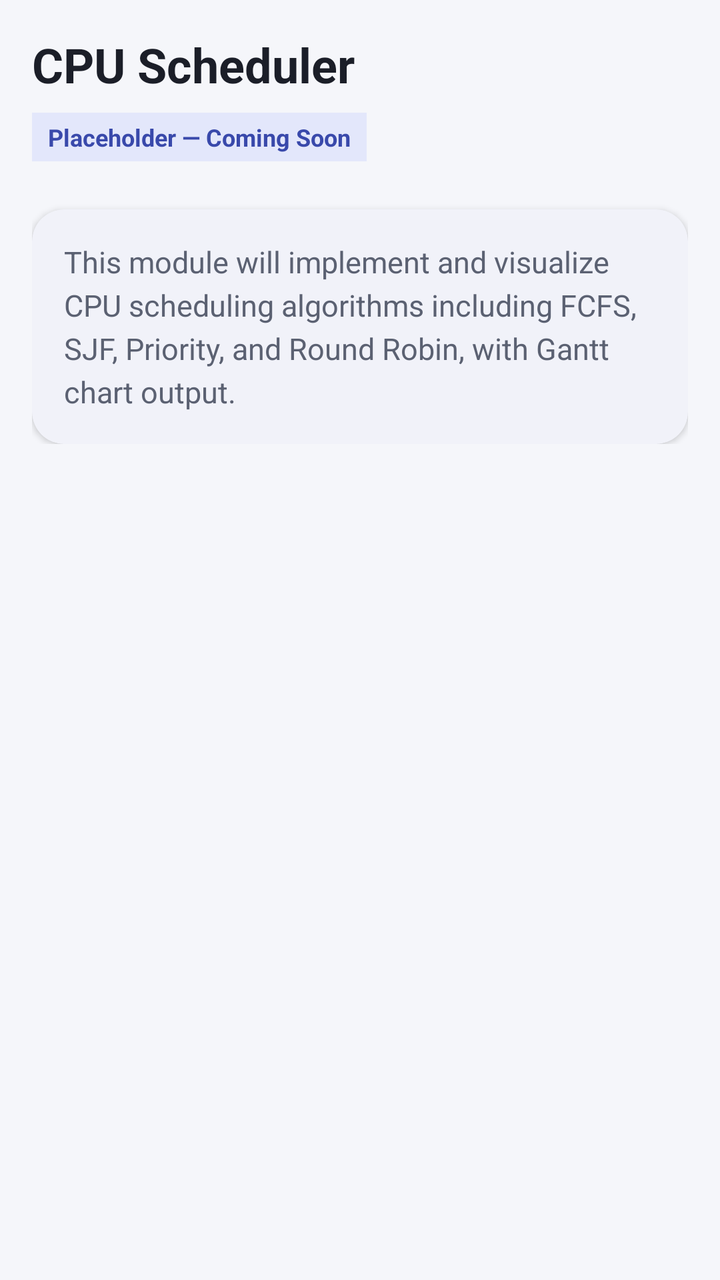
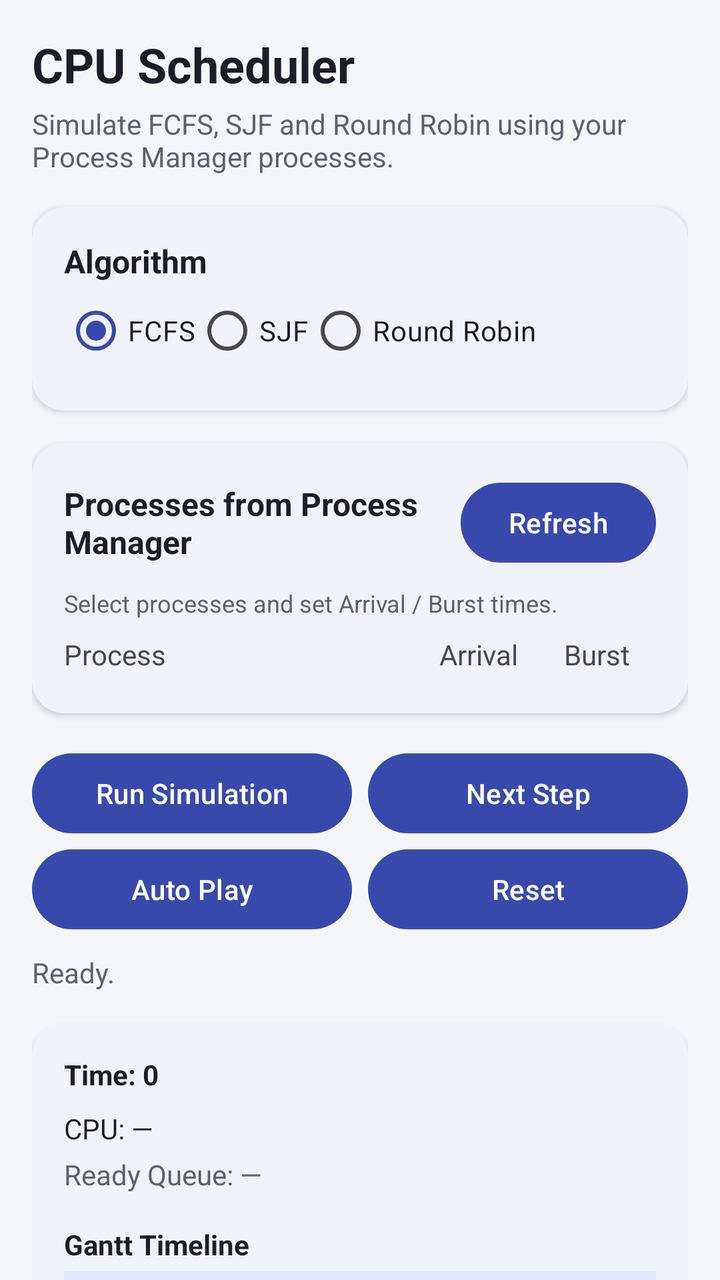

Before-and-after screenshots of an Android layout around one commit, followed by the original layout XML and the change that was made.
<!-- AndroidManifest.xml: application theme Theme.MiniKernel -->
<!-- res/layout/fragment_scheduler.xml -->
<?xml version="1.0" encoding="utf-8"?>
<ScrollView xmlns:android="http://schemas.android.com/apk/res/android"
    xmlns:app="http://schemas.android.com/apk/res-auto"
    android:layout_width="match_parent"
    android:layout_height="match_parent"
    android:background="?attr/android:colorBackground">

    <LinearLayout
        android:layout_width="match_parent"
        android:layout_height="wrap_content"
        android:orientation="vertical"
        android:padding="@dimen/spacing_md">

        <TextView
            android:layout_width="wrap_content"
            android:layout_height="wrap_content"
            android:text="@string/module_scheduler_title"
            android:textColor="?attr/colorOnSurface"
            android:textSize="24sp"
            android:textStyle="bold" />

        <TextView
            android:layout_width="wrap_content"
            android:layout_height="wrap_content"
            android:layout_marginTop="@dimen/spacing_sm"
            android:background="@color/mk_badge_bg"
            android:paddingStart="@dimen/spacing_sm"
            android:paddingEnd="@dimen/spacing_sm"
            android:paddingTop="4dp"
            android:paddingBottom="4dp"
            android:text="@string/status_badge_placeholder"
            android:textColor="@color/mk_badge_text"
            android:textSize="12sp"
            android:textStyle="bold" />

        <com.google.android.material.card.MaterialCardView
            android:layout_width="match_parent"
            android:layout_height="wrap_content"
            android:layout_marginTop="@dimen/spacing_lg"
            app:cardCornerRadius="@dimen/card_corner_radius"
            app:cardElevation="@dimen/card_elevation"
            app:cardBackgroundColor="?attr/colorSurface"
            app:strokeWidth="0dp">

            <TextView
                android:layout_width="match_parent"
                android:layout_height="wrap_content"
                android:padding="@dimen/spacing_md"
                android:text="@string/module_scheduler_detail"
                android:textColor="@color/mk_text_secondary"
                android:textSize="15sp"
                android:lineSpacingExtra="4dp" />

        </com.google.android.material.card.MaterialCardView>

    </LinearLayout>

</ScrollView>
<!-- resources referenced by this layout -->
<resources>
  <color name="mk_badge_bg">#E3E7FB</color>
  <color name="mk_badge_text">#3949AB</color>
  <color name="mk_text_secondary">#5B6172</color>
  <dimen name="card_corner_radius">16dp</dimen>
  <dimen name="card_elevation">2dp</dimen>
  <dimen name="spacing_lg">24dp</dimen>
  <dimen name="spacing_md">16dp</dimen>
  <dimen name="spacing_sm">8dp</dimen>
  <string name="module_scheduler_detail">This module will implement and visualize CPU scheduling algorithms including FCFS, SJF, Priority, and Round Robin, with Gantt chart output.</string>
  <string name="module_scheduler_title">CPU Scheduler</string>
  <string name="status_badge_placeholder">Placeholder — Coming Soon</string>
  <style name="Theme.MiniKernel" parent="Theme.Material3.DayNight.NoActionBar">
          <item name="colorPrimary">@color/mk_primary</item>
          <item name="colorPrimaryVariant">@color/mk_primary_dark</item>
          <item name="colorOnPrimary">@color/mk_on_primary</item>
  
          <item name="colorSecondary">@color/mk_secondary</item>
          <item name="colorOnSecondary">@color/mk_on_primary</item>
  
          <item name="android:colorBackground">@color/mk_background</item>
          <item name="colorSurface">@color/mk_surface</item>
          <item name="colorOnSurface">@color/mk_text_primary</item>
  
          <item name="android:statusBarColor">@color/mk_primary</item>
          <item name="android:windowLightStatusBar" tools:targetApi="m">false</item>
      </style>
  <color name="mk_primary">#3949AB</color>
  <color name="mk_primary_dark">#26308F</color>
  <color name="mk_on_primary">#FFFFFF</color>
  <color name="mk_secondary">#00ACC1</color>
  <color name="mk_background">#F5F6FA</color>
  <color name="mk_surface">#FFFFFF</color>
  <color name="mk_text_primary">#1B1E28</color>
</resources>

<!-- the commit's change to res/layout/fragment_scheduler.xml (unified diff, before → after) -->
@@ -1,9 +1,10 @@
 <?xml version="1.0" encoding="utf-8"?>
-<ScrollView xmlns:android="http://schemas.android.com/apk/res/android"
+<androidx.core.widget.NestedScrollView xmlns:android="http://schemas.android.com/apk/res/android"
     xmlns:app="http://schemas.android.com/apk/res-auto"
     android:layout_width="match_parent"
     android:layout_height="match_parent"
-    android:background="?attr/android:colorBackground">
+    android:background="?attr/android:colorBackground"
+    android:fillViewport="true">
 
     <LinearLayout
         android:layout_width="match_parent"
@@ -14,7 +15,7 @@
         <TextView
             android:layout_width="wrap_content"
             android:layout_height="wrap_content"
-            android:text="@string/module_scheduler_title"
+            android:text="CPU Scheduler"
             android:textColor="?attr/colorOnSurface"
             android:textSize="24sp"
             android:textStyle="bold" />
@@ -22,37 +23,325 @@
         <TextView
             android:layout_width="wrap_content"
             android:layout_height="wrap_content"
-            android:layout_marginTop="@dimen/spacing_sm"
-            android:background="@color/mk_badge_bg"
-            android:paddingStart="@dimen/spacing_sm"
-            android:paddingEnd="@dimen/spacing_sm"
-            android:paddingTop="4dp"
-            android:paddingBottom="4dp"
-            android:text="@string/status_badge_placeholder"
-            android:textColor="@color/mk_badge_text"
-            android:textSize="12sp"
-            android:textStyle="bold" />
+            android:layout_marginTop="@dimen/spacing_xs"
+            android:text="Simulate FCFS, SJF and Round Robin using your Process Manager processes."
+            android:textColor="@color/mk_text_secondary"
+            android:textSize="14sp" />
 
         <com.google.android.material.card.MaterialCardView
             android:layout_width="match_parent"
             android:layout_height="wrap_content"
-            android:layout_marginTop="@dimen/spacing_lg"
+            android:layout_marginTop="@dimen/spacing_md"
+            app:cardBackgroundColor="?attr/colorSurface"
             app:cardCornerRadius="@dimen/card_corner_radius"
             app:cardElevation="@dimen/card_elevation"
+            app:strokeWidth="0dp">
+
+            <LinearLayout
+                android:layout_width="match_parent"
+                android:layout_height="wrap_content"
+                android:orientation="vertical"
+                android:padding="@dimen/spacing_md">
+
+                <TextView
+                    android:layout_width="wrap_content"
+                    android:layout_height="wrap_content"
+                    android:text="Algorithm"
+                    android:textColor="?attr/colorOnSurface"
+                    android:textSize="16sp"
+                    android:textStyle="bold" />
+
+                <RadioGroup
+                    android:id="@+id/algorithm_group"
+                    android:layout_width="match_parent"
+                    android:layout_height="wrap_content"
+                    android:orientation="horizontal">
+
+                    <RadioButton
+                        android:id="@+id/radio_fcfs"
+                        android:layout_width="wrap_content"
+                        android:layout_height="wrap_content"
+                        android:checked="true"
+                        android:text="FCFS" />
+
+                    <RadioButton
+                        android:id="@+id/radio_sjf"
+                        android:layout_width="wrap_content"
+                        android:layout_height="wrap_content"
+                        android:text="SJF" />
+
+                    <RadioButton
+                        android:id="@+id/radio_rr"
+                        android:layout_width="wrap_content"
+                        android:layout_height="wrap_content"
+                        android:text="Round Robin" />
+                </RadioGroup>
+
+                <LinearLayout
+                    android:id="@+id/quantum_row"
+                    android:layout_width="match_parent"
+                    android:layout_height="wrap_content"
+                    android:gravity="center_vertical"
+                    android:visibility="gone">
+
+                    <TextView
+                        android:layout_width="wrap_content"
+                        android:layout_height="wrap_content"
+                        android:text="Time Quantum"
+                        android:textColor="?attr/colorOnSurface" />
+
+                    <EditText
+                        android:id="@+id/edit_quantum"
+                        android:layout_width="72dp"
+                        android:layout_height="wrap_content"
+                        android:layout_marginStart="@dimen/spacing_sm"
+                        android:gravity="center"
+                        android:inputType="number"
+                        android:text="2" />
+                </LinearLayout>
+            </LinearLayout>
+        </com.google.android.material.card.MaterialCardView>
+
+        <com.google.android.material.card.MaterialCardView
+            android:layout_width="match_parent"
+            android:layout_height="wrap_content"
+            android:layout_marginTop="@dimen/spacing_md"
             app:cardBackgroundColor="?attr/colorSurface"
+            app:cardCornerRadius="@dimen/card_corner_radius"
+            app:cardElevation="@dimen/card_elevation"
             app:strokeWidth="0dp">
 
-            <TextView
+            <LinearLayout
                 android:layout_width="match_parent"
                 android:layout_height="wrap_content"
-                android:padding="@dimen/spacing_md"
-                android:text="@string/module_scheduler_detail"
-                android:textColor="@color/mk_text_secondary"
-                android:textSize="15sp"
-                android:lineSpacingExtra="4dp" />
-
+                android:orientation="vertical"
+                android:padding="@dimen/spacing_md">
+
+                <LinearLayout
+                    android:layout_width="match_parent"
+                    android:layout_height="wrap_content"
+                    android:gravity="center_vertical">
+
+                    <TextView
+                        android:layout_width="0dp"
+                        android:layout_height="wrap_content"
+                        android:layout_weight="1"
+                        android:text="Processes from Process Manager"
+                        android:textColor="?attr/colorOnSurface"
+                        android:textSize="16sp"
+                        android:textStyle="bold" />
+
+                    <com.google.android.material.button.MaterialButton
+                        android:id="@+id/button_refresh_processes"
+                        android:layout_width="wrap_content"
+                        android:layout_height="wrap_content"
+                        android:text="Refresh"
+                        android:textAllCaps="false" />
+                </LinearLayout>
+
+                <TextView
+                    android:layout_width="match_parent"
+                    android:layout_height="wrap_content"
+                    android:layout_marginTop="@dimen/spacing_sm"
+                    android:text="Select processes and set Arrival / Burst times."
+                    android:textColor="@color/mk_text_secondary"
+                    android:textSize="12sp" />
+
+                <LinearLayout
+                    android:layout_width="match_parent"
+                    android:layout_height="wrap_content"
+                    android:orientation="horizontal"
+                    android:paddingTop="@dimen/spacing_sm"
+                    android:paddingBottom="@dimen/spacing_xs">
+
+                    <TextView
+                        android:layout_width="0dp"
+                        android:layout_height="wrap_content"
+                        android:layout_weight="2.4"
+                        android:text="Process" />
+
+                    <TextView
+                        android:layout_width="0dp"
+                        android:layout_height="wrap_content"
+                        android:layout_weight="0.8"
+                        android:gravity="center"
+                        android:text="Arrival" />
+
+                    <TextView
+                        android:layout_width="0dp"
+                        android:layout_height="wrap_content"
+                        android:layout_weight="0.8"
+                        android:gravity="center"
+                        android:text="Burst" />
+                </LinearLayout>
+
+                <LinearLayout
+                    android:id="@+id/scheduler_process_container"
+                    android:layout_width="match_parent"
+                    android:layout_height="wrap_content"
+                    android:orientation="vertical" />
+            </LinearLayout>
         </com.google.android.material.card.MaterialCardView>
 
+        <LinearLayout
+            android:layout_width="match_parent"
+            android:layout_height="wrap_content"
+            android:layout_marginTop="@dimen/spacing_md"
+            android:orientation="horizontal">
+
+            <com.google.android.material.button.MaterialButton
+                android:id="@+id/button_run_scheduler"
+                android:layout_width="0dp"
+                android:layout_height="wrap_content"
+                android:layout_weight="1"
+                android:text="Run Simulation"
+                android:textAllCaps="false" />
+
+            <com.google.android.material.button.MaterialButton
+                android:id="@+id/button_next_step"
+                android:layout_width="0dp"
+                android:layout_height="wrap_content"
+                android:layout_marginStart="@dimen/spacing_sm"
+                android:layout_weight="1"
+                android:text="Next Step"
+                android:textAllCaps="false" />
+        </LinearLayout>
+
+        <LinearLayout
+            android:layout_width="match_parent"
+            android:layout_height="wrap_content"
+            android:orientation="horizontal">
+
+            <com.google.android.material.button.MaterialButton
+                android:id="@+id/button_auto_play"
+                android:layout_width="0dp"
+                android:layout_height="wrap_content"
+                android:layout_weight="1"
+                android:text="Auto Play"
+                android:textAllCaps="false" />
+
+            <com.google.android.material.button.MaterialButton
+                android:id="@+id/button_reset_scheduler"
+                android:layout_width="0dp"
+                android:layout_height="wrap_content"
+                android:layout_marginStart="@dimen/spacing_sm"
+                android:layout_weight="1"
+                android:text="Reset"
+                android:textAllCaps="false" />
+        </LinearLayout>
+
+        <TextView
+            android:id="@+id/text_scheduler_status"
+            android:layout_width="match_parent"
+            android:layout_height="wrap_content"
+            android:layout_marginTop="@dimen/spacing_sm"
+            android:text="Ready."
+            android:textColor="@color/mk_text_secondary" />
+
+        <com.google.android.material.card.MaterialCardView
+            android:layout_width="match_parent"
+            android:layout_height="wrap_content"
+            android:layout_marginTop="@dimen/spacing_md"
+            app:cardBackgroundColor="?attr/colorSurface"
+            app:cardCornerRadius="@dimen/card_corner_radius"
+            app:cardElevation="@dimen/card_elevation"
+            app:strokeWidth="0dp">
+
+            <LinearLayout
+                android:layout_width="match_parent"
+                android:layout_height="wrap_content"
+                android:orientation="vertical"
+                android:padding="@dimen/spacing_md">
+
+                <TextView
+                    android:id="@+id/text_sim_time"
+                    android:layout_width="wrap_content"
+                    android:layout_height="wrap_content"
+                    android:text="Time: 0"
+                    android:textColor="?attr/colorOnSurface"
+                    android:textStyle="bold" />
+
+                <TextView
+                    android:id="@+id/text_cpu"
+                    android:layout_width="match_parent"
+                    android:layout_height="wrap_content"
+                    android:layout_marginTop="@dimen/spacing_sm"
+                    android:text="CPU: —"
+                    android:textColor="?attr/colorOnSurface" />
+
+                <TextView
+                    android:id="@+id/text_ready_queue"
+                    android:layout_width="match_parent"
+                    android:layout_height="wrap_content"
+                    android:layout_marginTop="@dimen/spacing_xs"
+                    android:text="Ready Queue: —"
+                    android:textColor="@color/mk_text_secondary" />
+
+                <TextView
+                    android:layout_width="wrap_content"
+                    android:layout_height="wrap_content"
+                    android:layout_marginTop="@dimen/spacing_md"
+                    android:text="Gantt Timeline"
+                    android:textColor="?attr/colorOnSurface"
+                    android:textStyle="bold" />
+
+                <TextView
+                    android:id="@+id/text_gantt"
+                    android:layout_width="match_parent"
+                    android:layout_height="wrap_content"
+                    android:layout_marginTop="@dimen/spacing_xs"
+                    android:background="@color/mk_badge_bg"
+                    android:padding="@dimen/spacing_sm"
+                    android:text="No execution segments yet."
+                    android:textColor="@color/mk_badge_text"
+                    android:textSize="12sp" />
+            </LinearLayout>
+        </com.google.android.material.card.MaterialCardView>
+
+        <com.google.android.material.card.MaterialCardView
+            android:layout_width="match_parent"
+            android:layout_height="wrap_content"
+            android:layout_marginTop="@dimen/spacing_md"
+            android:layout_marginBottom="@dimen/spacing_lg"
+            app:cardBackgroundColor="?attr/colorSurface"
+            app:cardCornerRadius="@dimen/card_corner_radius"
+            app:cardElevation="@dimen/card_elevation"
+            app:strokeWidth="0dp">
+
+            <LinearLayout
+                android:layout_width="match_parent"
+                android:layout_height="wrap_content"
+                android:orientation="vertical"
+                android:padding="@dimen/spacing_md">
+
+                <TextView
+                    android:layout_width="wrap_content"
+                    android:layout_height="wrap_content"
+                    android:text="Scheduling Metrics"
+                    android:textColor="?attr/colorOnSurface"
+                    android:textSize="16sp"
+                    android:textStyle="bold" />
+
+                <TextView
+                    android:id="@+id/text_metrics"
+                    android:layout_width="match_parent"
+                    android:layout_height="wrap_content"
+                    android:layout_marginTop="@dimen/spacing_sm"
+                    android:fontFamily="monospace"
+                    android:text="Run a simulation to calculate metrics."
+                    android:textColor="@color/mk_text_secondary"
+                    android:textSize="12sp" />
+
+                <TextView
+                    android:id="@+id/text_averages"
+                    android:layout_width="match_parent"
+                    android:layout_height="wrap_content"
+                    android:layout_marginTop="@dimen/spacing_sm"
+                    android:text="Average Waiting: —    Average Turnaround: —"
+                    android:textColor="?attr/colorOnSurface"
+                    android:textStyle="bold" />
+            </LinearLayout>
+        </com.google.android.material.card.MaterialCardView>
+
     </LinearLayout>
-
-</ScrollView>
+</androidx.core.widget.NestedScrollView>
<!-- resource entries referenced after the edit -->
@@ -8,9 +8,7 @@
   <dimen name="spacing_lg">24dp</dimen>
   <dimen name="spacing_md">16dp</dimen>
   <dimen name="spacing_sm">8dp</dimen>
-  <string name="module_scheduler_detail">This module will implement and visualize CPU scheduling algorithms including FCFS, SJF, Priority, and Round Robin, with Gantt chart output.</string>
-  <string name="module_scheduler_title">CPU Scheduler</string>
-  <string name="status_badge_placeholder">Placeholder — Coming Soon</string>
+  <dimen name="spacing_xs">4dp</dimen>
   <style name="Theme.MiniKernel" parent="Theme.Material3.DayNight.NoActionBar">
           <item name="colorPrimary">@color/mk_primary</item>
           <item name="colorPrimaryVariant">@color/mk_primary_dark</item>
